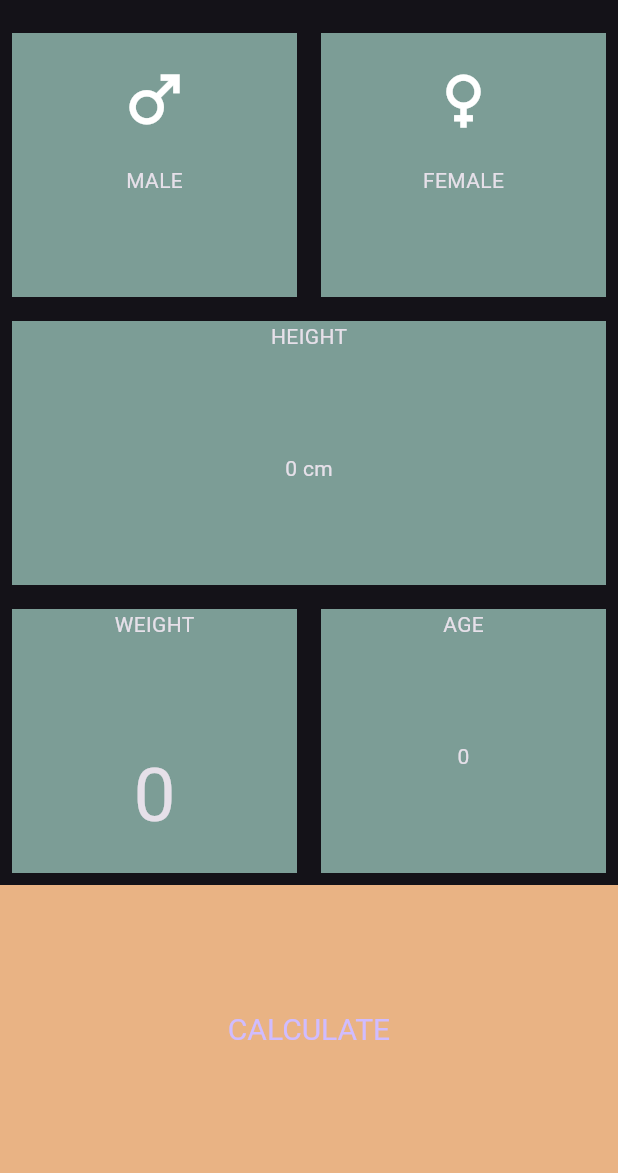
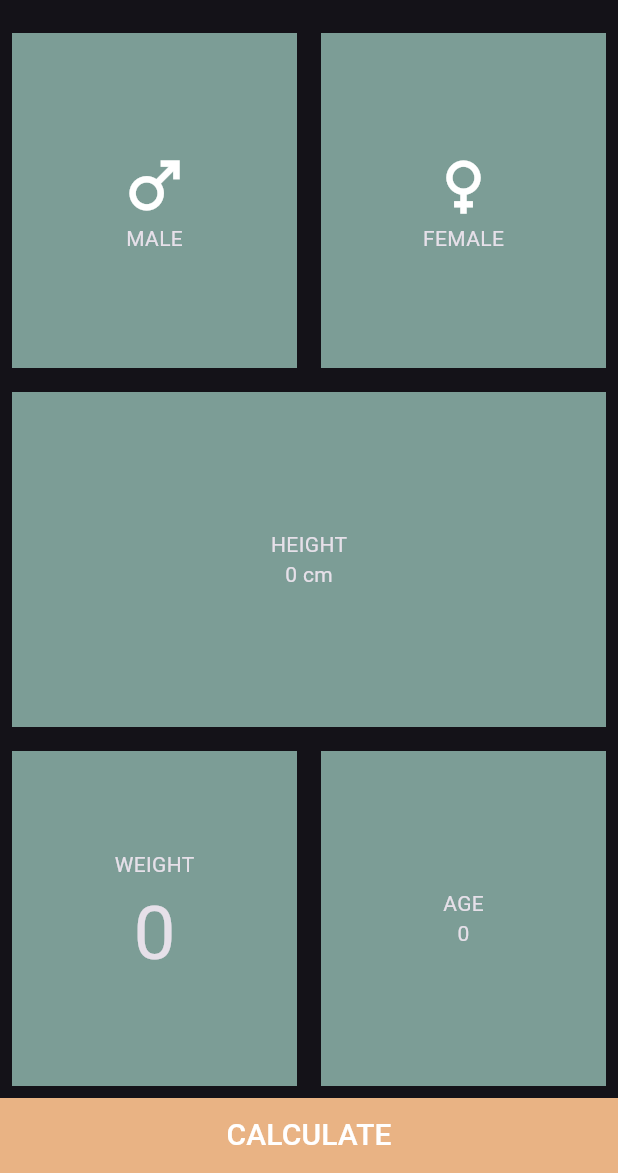
Before and after one commit to Arrocito82/bmi_calculator, a Flutter app: the screen it shows after launch, on a phone screen of 412 x 824 dp, the part 63-1236 px from its top. Run offline on Flutter 3.47's test engine with Material 2 defaults, Android fonts, the phone set to English and light mode, and no system bars.

Commit message:
fix spacing

```diff
--- a/lib/main.dart
+++ b/lib/main.dart
@@ -44,15 +44,11 @@ class _InputPageState extends State<InputPage> {
                     child: Column(
                       mainAxisAlignment: MainAxisAlignment.center,
                       children: [
-                        Expanded(
-                          child: Icon(
+                        Icon(
                           Icons.male,
                           size: 50.0,
                         ),
-                        ),
-                        Expanded(
-                          child: Text("MALE"),
-                        ),
+                        Text("MALE"),
                       ],
                     ),
                   ),
@@ -66,15 +62,11 @@ class _InputPageState extends State<InputPage> {
                     child: Column(
                       mainAxisAlignment: MainAxisAlignment.center,
                       children: [
-                        Expanded(
-                          child: Icon(
+                        Icon(
                           Icons.female,
                           size: 50.0,
                         ),
-                        ),
-                        Expanded(
-                          child: Text("FEMALE"),
-                        ),
+                        Text("FEMALE"),
                       ],
                     ),
                   ),
@@ -94,12 +86,8 @@ class _InputPageState extends State<InputPage> {
                     child: Column(
                       mainAxisAlignment: MainAxisAlignment.center,
                       children: [
-                        Expanded(
-                          child: Text("HEIGHT"),
-                        ),
-                        Expanded(
-                          child: Text("$_height cm"),
-                        ),
+                        Text("HEIGHT"),
+                        Text("$_height cm"),
                       ],
                     ),
                   ),
@@ -119,14 +107,10 @@ class _InputPageState extends State<InputPage> {
                     child: Column(
                       mainAxisAlignment: MainAxisAlignment.center,
                       children: [
-                        Expanded(
-                          child: Text("WEIGHT"),
-                        ),
-                        Expanded(
-                          child: Text(
+                        Text("WEIGHT"),
+                        Text(
                           "$_weight",
                           style: TextStyle(fontSize: 50.0),
-                          ),
                         ),
                       ],
                     ),
@@ -141,12 +125,8 @@ class _InputPageState extends State<InputPage> {
                     child: Column(
                       mainAxisAlignment: MainAxisAlignment.center,
                       children: [
-                        Expanded(
-                          child: Text("AGE"),
-                        ),
-                        Expanded(
-                          child: Text("$_age"),
-                        ),
+                        Text("AGE"),
+                        Text("$_age"),
                       ],
                     ),
                   ),
@@ -154,8 +134,7 @@ class _InputPageState extends State<InputPage> {
               ],
             ),
           ),
-          Expanded(
-            child: TextButton(
+          TextButton(
             onPressed: () {},
             style: ButtonStyle(
               backgroundColor: MaterialStateColor.resolveWith((states) =>
@@ -175,14 +154,13 @@ class _InputPageState extends State<InputPage> {
                   50.0,
                 ),
               ),
-                textStyle: MaterialStateTextStyle.resolveWith(
-                  (states) => TextStyle(
+            ),
+            child: Text(
+              "CALCULATE",
+              style: TextStyle(
                 color: Colors.white,
                 fontSize: 20.0,
               ),
-                ),
-              ),
-              child: Text("CALCULATE"),
             ),
           )
         ],
```
Lines whose indentation alone changed are shown as unchanged.
